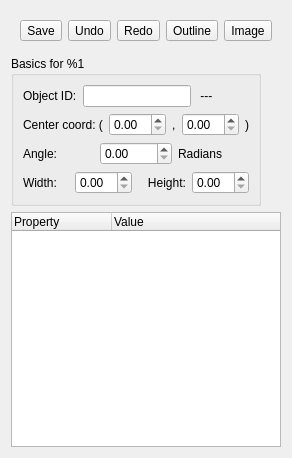
Old version of the form src/view/EditObjectDialog.ui in the repository the-butterfly-effect/tbe.
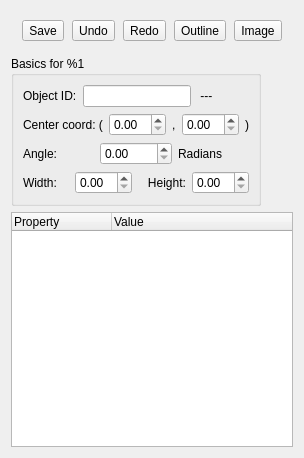
New version of the form.

Commit message: Set minimum manual change for each spinbox.

```diff
--- a/src/view/EditObjectDialog.ui
+++ b/src/view/EditObjectDialog.ui
@@ -6,7 +6,7 @@
    <rect>
     <x>0</x>
     <y>0</y>
-    <width>281</width>
+    <width>304</width>
     <height>458</height>
    </rect>
   </property>
```
Left out of the diff: 30 changed lines with no effect on the pictures.
